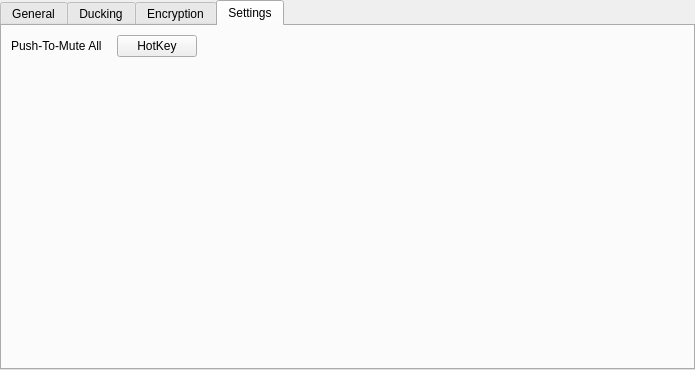
Before: the Qt Designer form src/channels.ui in Mattyzero/krtcomms, drawn with Qt 5.
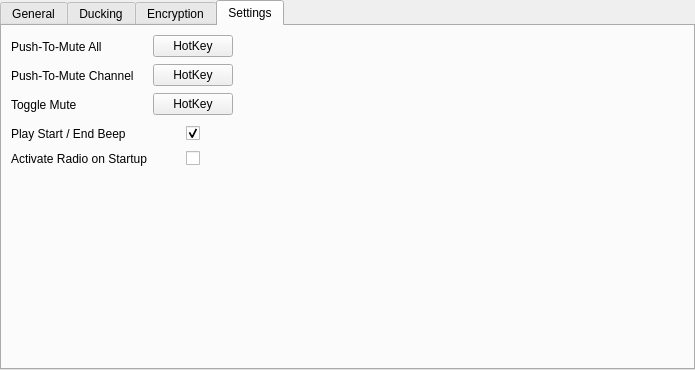
After: the same form once the commit is applied. The open tabs and pages were chosen to show the change. Custom widgets are drawn as their Qt base class.

Commit message: Toggle Mute, Beep Sounds, Start Radio on Startup, bugfixes

The edit to the form file:
```diff
--- a/src/channels.ui
+++ b/src/channels.ui
@@ -2251,24 +2251,44 @@
       </attribute>
       <layout class="QGridLayout" name="gridLayout_10">
        <item row="0" column="0">
-        <layout class="QGridLayout" name="gridLayout_9" columnminimumwidth="100,0,0">
-         <item row="1" column="2">
-          <spacer name="horizontalSpacer_5">
-           <property name="orientation">
-            <enum>Qt::Horizontal</enum>
+        <layout class="QGridLayout" name="gridLayout_9" rowminimumheight="23,23,23,23,0,0" columnminimumwidth="100,0,0">
+         <item row="3" column="1" alignment="Qt::AlignHCenter|Qt::AlignVCenter">
+          <widget class="QCheckBox" name="beep_sound">
+           <property name="enabled">
+            <bool>true</bool>
            </property>
-           <property name="sizeHint" stdset="0">
-            <size>
-             <width>40</width>
-             <height>20</height>
-            </size>
+           <property name="sizePolicy">
+            <sizepolicy hsizetype="Minimum" vsizetype="Fixed">
+             <horstretch>0</horstretch>
+             <verstretch>0</verstretch>
+            </sizepolicy>
            </property>
-          </spacer>
+           <property name="text">
+            <string/>
+           </property>
+           <property name="checked">
+            <bool>true</bool>
+           </property>
+          </widget>
          </item>
-         <item row="0" column="0">
-          <widget class="QLabel" name="label_11">
+         <item row="4" column="1" alignment="Qt::AlignHCenter|Qt::AlignVCenter">
+          <widget class="QCheckBox" name="activate_radio_on_startup">
            <property name="text">
-            <string>Push-To-Mute All</string>
+            <string/>
+           </property>
+          </widget>
+         </item>
+         <item row="4" column="0">
+          <widget class="QLabel" name="label_14">
+           <property name="text">
+            <string>Activate Radio on Startup</string>
+           </property>
+          </widget>
+         </item>
+         <item row="1" column="0">
+          <widget class="QLabel" name="label_12">
+           <property name="text">
+            <string>Push-To-Mute Channel</string>
            </property>
           </widget>
          </item>
@@ -2279,7 +2299,14 @@
            </property>
           </widget>
          </item>
-         <item row="1" column="0">
+         <item row="3" column="0">
+          <widget class="QLabel" name="label_13">
+           <property name="text">
+            <string>Play Start / End Beep</string>
+           </property>
+          </widget>
+         </item>
+         <item row="5" column="0">
           <spacer name="verticalSpacer_2">
            <property name="orientation">
             <enum>Qt::Vertical</enum>
@@ -2292,6 +2319,47 @@
            </property>
           </spacer>
          </item>
+         <item row="1" column="1">
+          <widget class="QPushButton" name="push_to_mute_channel">
+           <property name="text">
+            <string>HotKey</string>
+           </property>
+          </widget>
+         </item>
+         <item row="0" column="0">
+          <widget class="QLabel" name="label_11">
+           <property name="text">
+            <string>Push-To-Mute All</string>
+           </property>
+          </widget>
+         </item>
+         <item row="5" column="2">
+          <spacer name="horizontalSpacer_5">
+           <property name="orientation">
+            <enum>Qt::Horizontal</enum>
+           </property>
+           <property name="sizeHint" stdset="0">
+            <size>
+             <width>40</width>
+             <height>20</height>
+            </size>
+           </property>
+          </spacer>
+         </item>
+         <item row="2" column="0">
+          <widget class="QLabel" name="label_15">
+           <property name="text">
+            <string>Toggle Mute</string>
+           </property>
+          </widget>
+         </item>
+         <item row="2" column="1">
+          <widget class="QPushButton" name="toggle_mute">
+           <property name="text">
+            <string>HotKey</string>
+           </property>
+          </widget>
+         </item>
         </layout>
        </item>
       </layout>
```
Left out of the diff: 63 changed lines with no effect on the pictures. The commit also changes 7 other files.
